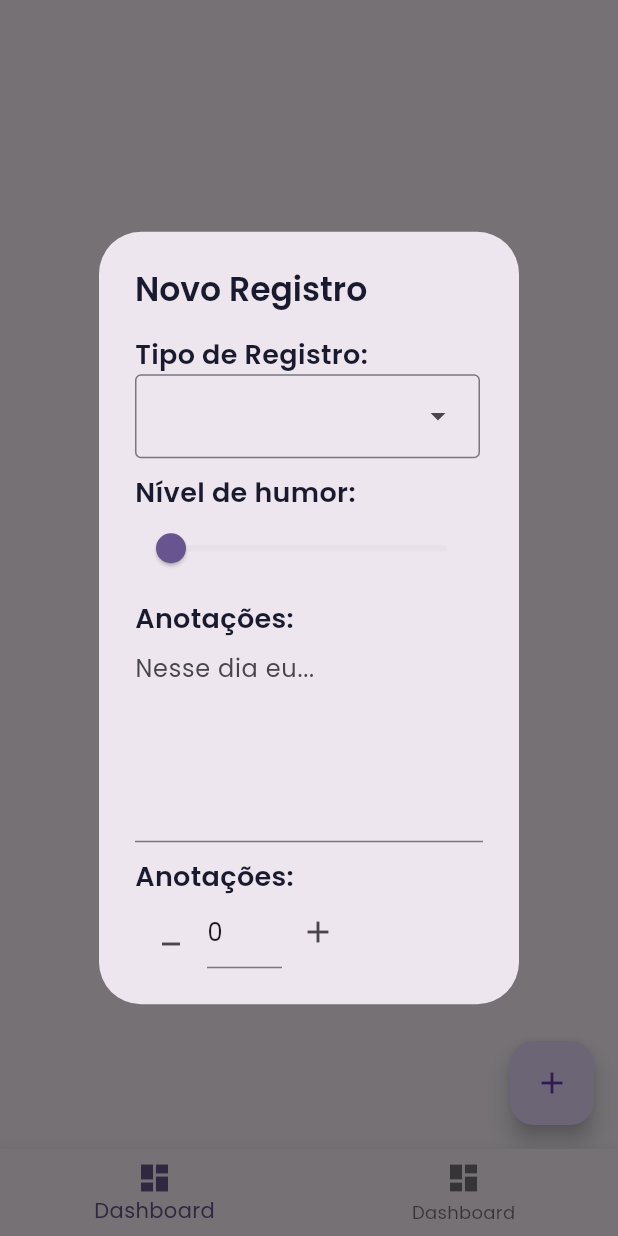
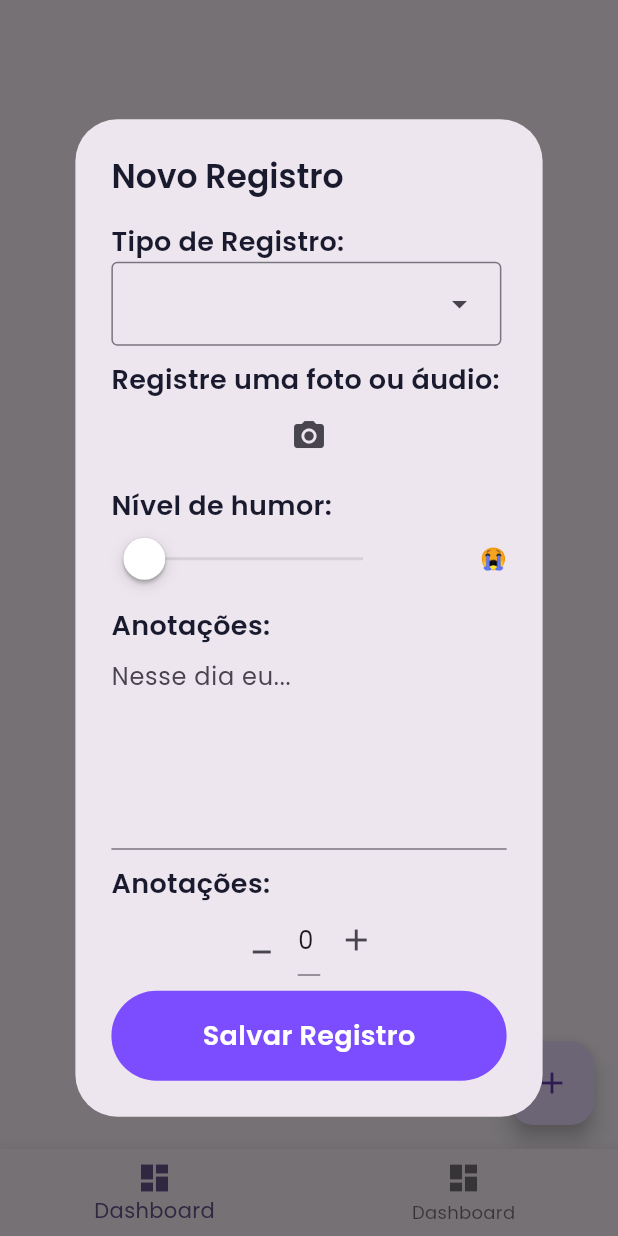
Before and after one commit to ppfuark/Vita_Log, a Flutter app: the screen it shows after launch, after a tap on the "add" icon, on a phone screen of 412 x 824 dp. Run offline on Flutter 3.47's test engine with Material 3 defaults, Android fonts, the phone set to English and light mode, and no system bars; our stand-ins replace camera, equatable, google_fonts, hive, hive_flutter, permission_handler; accounts and stored records are empty.

Commit message:
[feat]: Create registro

```diff
--- a/lib/controller/hive_registro_controller.dart
+++ b/lib/controller/hive_registro_controller.dart
@@ -4,17 +4,15 @@ import 'package:vita_log/models/registro.dart';
 
 class HiveRegistroController {
   final BuildContext context;
-  final Function fetchData;
 
-  HiveRegistroController({required this.context, required this.fetchData});
+  HiveRegistroController({required this.context});
 
   final hiveBoxRegistro = Hive.box('vita_log_registro');
 
   List<Registro> fetch() {
     return hiveBoxRegistro.keys
         .map((key) {
-          final item = hiveBoxRegistro.get(key) as Map<String, dynamic>;
-
+          final item = hiveBoxRegistro.get(key);
           return Registro.fromMap(item);
         })
         .toList()
@@ -35,6 +33,7 @@ class HiveRegistroController {
             )
           : null;
     } catch (e) {
+      print("Erro hive_registro_controller: $e");
       context.mounted
           ? ScaffoldMessenger.of(context).showSnackBar(
               SnackBar(
--- a/lib/main.dart
+++ b/lib/main.dart
@@ -1,6 +1,8 @@
+import 'package:flutter/foundation.dart';
 import 'package:flutter/material.dart';
 import 'package:google_fonts/google_fonts.dart';
 import 'package:hive_flutter/adapters.dart';
+import 'package:permission_handler/permission_handler.dart';
 import 'package:vita_log/pages/main_page.dart';
 
 void main() async {
@@ -9,13 +11,37 @@ void main() async {
   await Hive.openBox('vita_log_registro');
   await Hive.openBox('vita_log_config');
 
-  runApp(const MyApp());
+  runApp(MyApp());
 }
 
-class MyApp extends StatelessWidget {
+class MyApp extends StatefulWidget {
   const MyApp({super.key});
 
-  // This widget is the root of your application.
+  @override
+  State<MyApp> createState() => _MyAppState();
+}
+
+class _MyAppState extends State<MyApp> {
+  Future<void> requestPermissions() async {
+    if (!kIsWeb) {
+      var status = await Permission.storage.status;
+      if (!status.isGranted) {
+        await Permission.storage.request();
+      }
+
+      var cameraStatus = await Permission.camera.status;
+      if (!cameraStatus.isGranted) {
+        await Permission.camera.request();
+      }
+    }
+  }
+
+  @override
+  void initState() {
+    super.initState();
+    requestPermissions();
+  }
+
   @override
   Widget build(BuildContext context) {
     return MaterialApp(
--- a/lib/models/registro.dart
+++ b/lib/models/registro.dart
@@ -4,7 +4,6 @@ class Registro extends Equatable {
   final String id;
   final String type;
   final String? imagePath;
-  final String? audioPath;
   final double humorLevel;
   final String? note;
   final DateTime timestamp;
@@ -14,7 +13,6 @@ class Registro extends Equatable {
     String? id,
     required this.type,
     this.imagePath,
-    this.audioPath,
     required this.humorLevel,
     this.note,
     DateTime? timestamp,
@@ -27,7 +25,6 @@ class Registro extends Equatable {
     id,
     type,
     imagePath,
-    audioPath,
     humorLevel,
     note,
     timestamp,
@@ -39,7 +36,6 @@ class Registro extends Equatable {
       "id": id,
       "type": type,
       "imagePath": imagePath,
-      "audioPath": audioPath,
       "humorLevel": humorLevel,
       "note": note,
       "timestamp": timestamp.millisecondsSinceEpoch,
@@ -47,12 +43,11 @@ class Registro extends Equatable {
     };
   }
 
-  factory Registro.fromMap(Map<String, dynamic> map) {
+  factory Registro.fromMap(Map map) {
     return Registro(
       id: map['id'],
       type: map['type'],
       imagePath: map['imagePath'],
-      audioPath: map['audioPath'],
       humorLevel: map['humorLevel'],
       note: map['note'],
       timestamp: DateTime.fromMillisecondsSinceEpoch(map['timestamp']),
--- a/lib/pages/home.dart
+++ b/lib/pages/home.dart
@@ -1,5 +1,5 @@
 import 'package:flutter/material.dart';
-import 'package:vita_log/app_style.dart';
+import 'package:vita_log/pages/widgets/new_registro.dart';
 
 class Home extends StatefulWidget {
   const Home({super.key});
@@ -9,12 +9,10 @@ class Home extends StatefulWidget {
 }
 
 class _HomeState extends State<Home> {
-  String? type;
-  final List<String> typeOptions = ['corrida', 'caminhada', 'outro'];
-  double humorLevel = 0;
-  final note = TextEditingController();
-  DateTime? timestamp;
-  final steps = TextEditingController();
+  @override
+  void initState() {
+    super.initState();
+  }
 
   @override
   Widget build(BuildContext context) {
@@ -25,121 +23,7 @@ class _HomeState extends State<Home> {
       floatingActionButton: FloatingActionButton(
         child: Icon(Icons.add, color: Colors.deepPurple),
         onPressed: () {
-          setState(() {
-            steps.text = '0';
-          });
-          showDialog(
-            context: context,
-            builder: (context) {
-              return StatefulBuilder(
-                builder: (context, setDialogState) {
-                  return AlertDialog(
-                    title: Text("Novo Registro ", style: AppStyle.headline),
-                    content: Column(
-                      spacing: 10,
-                      crossAxisAlignment: CrossAxisAlignment.start,
-                      mainAxisSize: MainAxisSize.min,
-                      children: [
-                        Column(
-                          crossAxisAlignment: CrossAxisAlignment.start,
-                          children: [
-                            Text("Tipo de Registro: ", style: AppStyle.title),
-                            DropdownMenu(
-                              width: 230,
-                              dropdownMenuEntries: [
-                                for (var i in typeOptions)
-                                  DropdownMenuEntry(
-                                    value: i,
-                                    label: i.toUpperCase(),
-                                  ),
-                              ],
-                              onSelected: (value) {
-                                setDialogState(() {
-                                  type = value!;
-                                });
-                              },
-                            ),
-                          ],
-                        ),
-                        Column(
-                          crossAxisAlignment: CrossAxisAlignment.start,
-                          children: [
-                            Text("Nível de humor: ", style: AppStyle.title),
-
-                            Slider(
-                              value: humorLevel,
-                              max: 5,
-                              onChanged: (v) {
-                                setDialogState(() {
-                                  humorLevel = v.round().toDouble();
-                                });
-                              },
-                            ),
-                          ],
-                        ),
-                        Column(
-                          crossAxisAlignment: CrossAxisAlignment.start,
-                          children: [
-                            Text("Anotações: ", style: AppStyle.title),
-
-                            TextField(
-                              controller: note,
-                              minLines: 5,
-                              maxLines: 6,
-                              decoration: InputDecoration(
-                                hintText: 'Nesse dia eu...',
-                                // border: OutlineInputBorder()
-                              ),
-                            ),
-                          ],
-                        ),
-                        Column(
-                          crossAxisAlignment: CrossAxisAlignment.start,
-                          children: [
-                            Text("Anotações: ", style: AppStyle.title),
-                            Row(
-                              children: [
-                                IconButton(
-                                  onPressed: () {
-                                    int stepsInt = int.parse(
-                                      steps.text.toString(),
-                                    );
-                                    stepsInt--;
-                                    setDialogState(() {
-                                      stepsInt < 0
-                                          ? steps.text = '0'
-                                          : steps.text = stepsInt.toString();
-                                    });
-                                  },
-                                  icon: Icon(Icons.minimize),
-                                ),
-                                SizedBox(
-                                  width: 50,
-                                  child: TextField(controller: steps),
-                                ),
-                                IconButton(
-                                  onPressed: () {
-                                    int stepsInt = int.parse(
-                                      steps.text.toString(),
-                                    );
-                                    stepsInt++;
-                                    setDialogState(() {
-                                      steps.text = stepsInt.toString();
-                                    });
-                                  },
-                                  icon: Icon(Icons.add),
-                                ),
-                              ],
-                            ),
-                          ],
-                        ),
-                      ],
-                    ),
-                  );
-                },
-              );
-            },
-          );
+          showDialog(context: context, builder: (context) => NewRegistro());
         },
       ),
       body: Container(
--- /dev/null
+++ b/lib/pages/widgets/new_registro.dart
@@ -0,0 +1,288 @@
+import 'dart:io';
+
+import 'package:camera/camera.dart';
+import 'package:flutter/cupertino.dart';
+import 'package:flutter/material.dart';
+import 'package:vita_log/app_style.dart';
+import 'package:vita_log/controller/hive_registro_controller.dart';
+import 'package:vita_log/models/registro.dart';
+
+class NewRegistro extends StatefulWidget {
+  const NewRegistro({super.key});
+
+  @override
+  State<NewRegistro> createState() => _NewRegistroState();
+}
+
+class _NewRegistroState extends State<NewRegistro> {
+  String? type;
+  final List<String> typeOptions = ['corrida', 'caminhada', 'outro'];
+  double humorLevel = 0;
+  final note = TextEditingController();
+  final steps = TextEditingController();
+
+  dynamic camera;
+  late CameraController cameraController;
+  XFile? imageFile;
+  bool showCam = false;
+
+  void create() async {
+    if (type == null || note.text.isEmpty || steps.text.isEmpty) {
+      Navigator.pop(context);
+      ScaffoldMessenger.of(context).showSnackBar(
+        SnackBar(
+          content: Text(
+            'Alguns campos estão vazios. Tente novamente.',
+            style: AppStyle.title.copyWith(color: Colors.white),
+          ),
+          backgroundColor: Colors.red,
+        ),
+      );
+    } else {
+      final HiveRegistroController hiveRegistroController =
+          HiveRegistroController(context: context);
+
+      hiveRegistroController.createRegistro(
+        registro: Registro(
+          type: type!,
+          humorLevel: humorLevel,
+          steps: int.parse(steps.text),
+          note: note.text,
+          imagePath: imageFile != null ? imageFile!.path : "",
+        ),
+      );
+
+      Navigator.pop(context);
+    }
+  }
+
+  void startApp() async {
+    steps.text = '0';
+
+    final cameras = await availableCameras();
+    camera = cameras.first;
+
+    cameraController = CameraController(camera, ResolutionPreset.max);
+    cameraController.initialize();
+  }
+
+  void takePicture() async {
+    try {
+      final XFile picture = await cameraController.takePicture();
+      setState(() {
+        imageFile = picture;
+        showCam = false;
+      });
+    } catch (e) {
+      print("Erro new_registro: $e");
+    }
+  }
+
+  @override
+  void initState() {
+    startApp();
+    super.initState();
+  }
+
+  @override
+  Widget build(BuildContext context) {
+    return showCam
+        ? Stack(
+            children: [
+              Positioned.fill(child: CameraPreview(cameraController)),
+              Align(
+                alignment: AlignmentGeometry.bottomCenter,
+                child: Padding(
+                  padding: EdgeInsetsGeometry.only(bottom: 40),
+                  child: Container(
+                    width: 100,
+                    height: 100,
+                    decoration: BoxDecoration(
+                      color: Colors.deepPurple,
+                      borderRadius: BorderRadius.circular(99),
+                    ),
+                    child: IconButton(
+                      onPressed: () {
+                        takePicture();
+                      },
+                      icon: Icon(Icons.camera, color: Colors.white, size: 50),
+                    ),
+                  ),
+                ),
+              ),
+            ],
+          )
+        : AlertDialog(
+            title: Text("Novo Registro ", style: AppStyle.headline),
+            content: Column(
+              spacing: 10,
+              crossAxisAlignment: CrossAxisAlignment.start,
+              mainAxisSize: MainAxisSize.min,
+              children: [
+                Column(
+                  crossAxisAlignment: CrossAxisAlignment.start,
+                  children: [
+                    Text("Tipo de Registro: ", style: AppStyle.title),
+                    DropdownMenu(
+                      width: 260,
+                      dropdownMenuEntries: [
+                        for (var i in typeOptions)
+                          DropdownMenuEntry(value: i, label: i.toUpperCase()),
+                      ],
+                      onSelected: (value) {
+                        setState(() {
+                          type = value!;
+                        });
+                      },
+                    ),
+                  ],
+                ),
+                Column(
+                  crossAxisAlignment: CrossAxisAlignment.start,
+                  mainAxisAlignment: MainAxisAlignment.spaceAround,
+                  children: [
+                    Text("Registre uma foto ou áudio: ", style: AppStyle.title),
+
+                    Row(
+                      mainAxisAlignment: MainAxisAlignment.spaceAround,
+                      children: [
+                        IconButton(
+                          onPressed: () async {
+                            setState(() {
+                              showCam = true;
+                            });
+                          },
+                          icon: Icon(Icons.camera_alt),
+                        ),
+                      ],
+                    ),
+                    if (imageFile != null)
+                      SizedBox(
+                        height: 150,
+                        width: double.infinity,
+                        child: GestureDetector(
+                          onTap: () {
+                            showDialog(
+                              context: context,
+                              builder: (_) => Dialog(
+                                child: Image.file(File(imageFile!.path)),
+                              ),
+                            );
+                          },
+                          child: Image.file(
+                            File(imageFile!.path),
+                            fit: BoxFit.cover,
+                          ),
+                        ),
+                      ),
+                  ],
+                ),
+                Column(
+                  crossAxisAlignment: CrossAxisAlignment.start,
+                  children: [
+                    Text("Nível de humor: ", style: AppStyle.title),
+
+                    Row(
+                      mainAxisAlignment: MainAxisAlignment.spaceBetween,
+                      children: [
+                        CupertinoSlider(
+                          value: humorLevel,
+                          max: 5,
+                          onChanged: (v) {
+                            setState(() {
+                              humorLevel = v.round().toDouble();
+                            });
+                          },
+                        ),
+                        humorLevel == 0
+                            ? Text('😭')
+                            : humorLevel == 1
+                            ? Text('😞')
+                            : humorLevel == 2
+                            ? Text('😥')
+                            : humorLevel == 3
+                            ? Text('😐')
+                            : humorLevel == 4
+                            ? Text('😊')
+                            : Text('😄'),
+                      ],
+                    ),
+                  ],
+                ),
+                Column(
+                  crossAxisAlignment: CrossAxisAlignment.start,
+                  children: [
+                    Text("Anotações: ", style: AppStyle.title),
+
+                    TextField(
+                      controller: note,
+                      minLines: 5,
+                      maxLines: 6,
+                      decoration: InputDecoration(
+                        hintText: 'Nesse dia eu...',
+                        // border: OutlineInputBorder()
+                      ),
+                    ),
+                  ],
+                ),
+                Column(
+                  crossAxisAlignment: CrossAxisAlignment.start,
+                  children: [
+                    Text("Anotações: ", style: AppStyle.title),
+                    Row(
+                      mainAxisAlignment: MainAxisAlignment.center,
+                      children: [
+                        IconButton(
+                          onPressed: () {
+                            int stepsInt = int.parse(steps.text.toString());
+                            stepsInt--;
+                            setState(() {
+                              stepsInt < 0
+                                  ? steps.text = '0'
+                                  : steps.text = stepsInt.toString();
+                            });
+                          },
+                          icon: Icon(Icons.minimize),
+                        ),
+                        SizedBox(
+                          width: 15,
+                          child: TextField(controller: steps),
+                        ),
+                        IconButton(
+                          onPressed: () {
+                            int stepsInt = int.parse(steps.text.toString());
+                            stepsInt++;
+                            setState(() {
+                              steps.text = stepsInt.toString();
+                            });
+                          },
+                          icon: Icon(Icons.add),
+                        ),
+                      ],
+                    ),
+                  ],
+                ),
+                GestureDetector(
+                  onTap: () {
+                    create();
+                  },
+                  child: Container(
+                    width: double.infinity,
+                    height: 60,
+                    decoration: BoxDecoration(
+                      color: Colors.deepPurpleAccent,
+                      borderRadius: BorderRadius.circular(99),
+                    ),
+                    child: Center(
+                      child: Text(
+                        "Salvar Registro",
+                        style: AppStyle.title.copyWith(color: Colors.white),
+                      ),
+                    ),
+                  ),
+                ),
+              ],
+            ),
+          );
+  }
+}
--- a/pubspec.yaml
+++ b/pubspec.yaml
@@ -38,6 +38,10 @@ dependencies:
   hive_flutter: ^1.1.0
   equatable: ^2.0.8
   google_fonts: ^8.0.2
+  camera: ^0.12.0+1
+  path_provider: ^2.1.5
+  path: ^1.9.1
+  permission_handler: ^12.0.1
 
 dev_dependencies:
   flutter_test:
```
Also changed, not shown: lib/pages/widgets/camera_widget.dart (added, +91 -0 lines), pubspec.lock, 2 other files.
